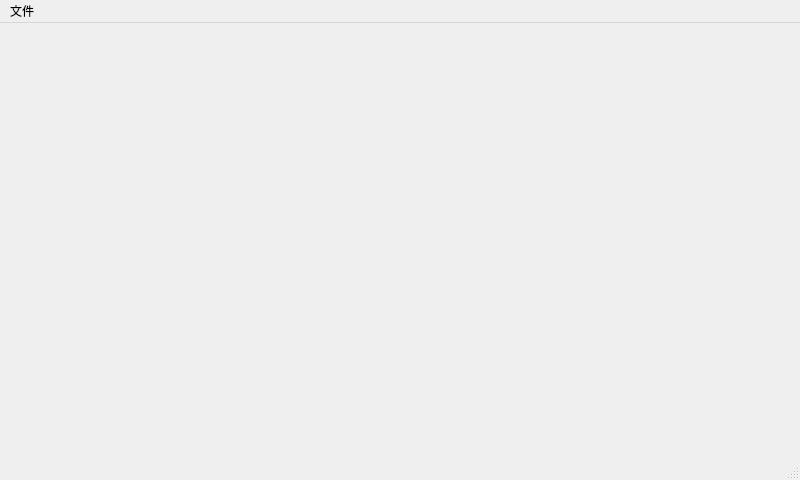
First picture: the form in src/main/mainwindow.ui, repository ZhouHanyu18/SimplePlayer, before the edit.
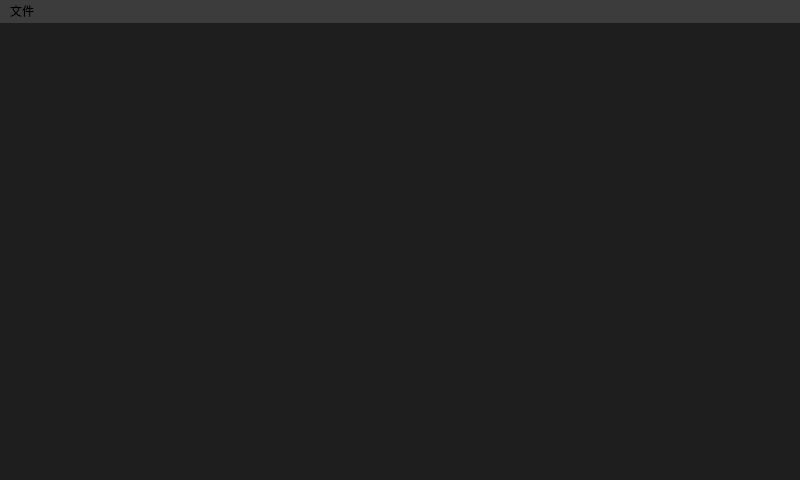
Second picture: the form after the edit. Icons and pictures are not drawn.

Diff of the .ui file:
```diff
--- a/src/main/mainwindow.ui
+++ b/src/main/mainwindow.ui
@@ -13,6 +13,10 @@
   <property name="windowTitle">
    <string>MainWindow</string>
   </property>
+  <property name="styleSheet">
+   <string notr="true">background-color: rgb(30, 30, 30);
+</string>
+  </property>
   <widget class="QWidget" name="centralWidget">
    <layout class="QGridLayout" name="gridLayout_2"/>
   </widget>
@@ -25,6 +29,15 @@
      <height>23</height>
     </rect>
    </property>
+   <property name="autoFillBackground">
+    <bool>false</bool>
+   </property>
+   <property name="styleSheet">
+    <string notr="true">background-color: rgb(60, 60, 60);</string>
+   </property>
+   <property name="nativeMenuBar">
+    <bool>false</bool>
+   </property>
    <widget class="QMenu" name="menu">
     <property name="title">
      <string>文件</string>
@@ -37,7 +50,6 @@
    </widget>
    <addaction name="menu"/>
   </widget>
-  <widget class="QStatusBar" name="statusBar"/>
   <action name="open">
    <property name="icon">
     <iconset>
```
Left out of the diff: 6 changed lines with no effect on the pictures.
